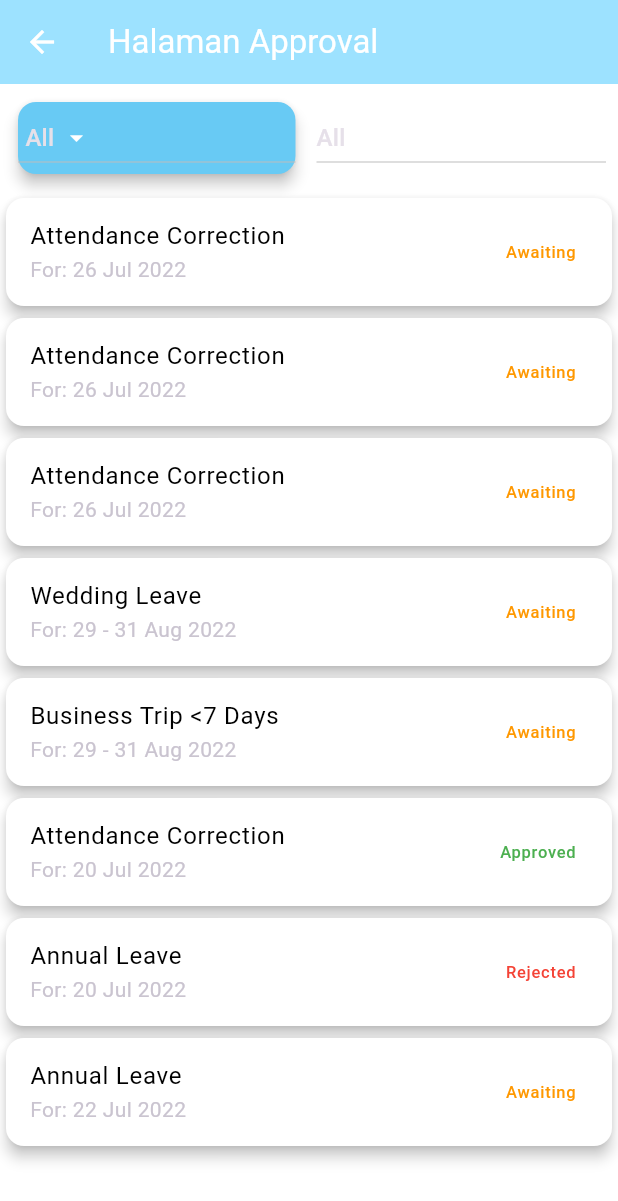
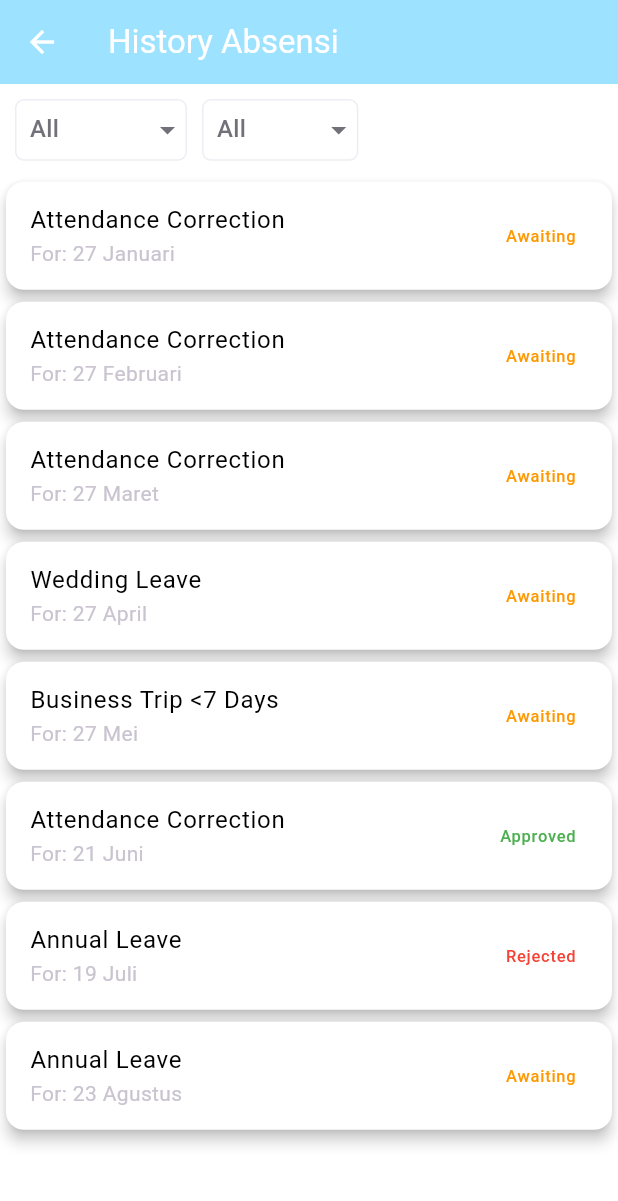
Before and after one commit to KingRovs771/AbsensiK-Mobile, a Flutter app: the screen it shows after launch, after a tap on "Approval", on a phone screen of 412 x 824 dp. Shown: the top 1201 px of the screen. Run offline on Flutter 3.47's test engine with Material 3 defaults, Android fonts, the phone set to English and light mode, and no system bars; our stand-ins replace flutter_bloc; missing offline and left inert: reactive_button.

Commit message:
DONE Page

```diff
--- a/lib/core/config/assets/app_images.dart
+++ b/lib/core/config/assets/app_images.dart
@@ -5,4 +5,5 @@ class AppImages {
   static const imageLogin = '${basePath}loginImage.png';
   static const profileImage = '${basePath}profile.png';
   static const profileKaryawan = '${basePath}foto_karyawan.jpg';
+  static const bgSplash = '${basePath}SplashBG.png';
 }
--- a/lib/presentation/approval/pages/approval_pages.dart
+++ b/lib/presentation/approval/pages/approval_pages.dart
@@ -12,116 +12,158 @@ class _ApprovalPagesState extends State<ApprovalPages> {
   List<Map<String, String>> request = [
     {
       'type': 'Attendance Correction',
-      'date': '27 Jul',
+      'date': '27 Januari',
       'status': 'Awaiting',
-      'for': '26 Jul 2022'
+      'Time': '26 Jul 2022'
     },
     {
       'type': 'Attendance Correction',
-      'date': '27 Jul',
+      'date': '27 Februari',
       'status': 'Awaiting',
-      'for': '26 Jul 2022'
+      'Time': '26 Jul 2022'
     },
     {
       'type': 'Attendance Correction',
-      'date': '27 Jul',
+      'date': '27 Maret',
       'status': 'Awaiting',
-      'for': '26 Jul 2022'
+      'Time': '26 Jul 2022'
     },
     {
       'type': 'Wedding Leave',
-      'date': '27 Jul',
+      'date': '27 April',
       'status': 'Awaiting',
-      'for': '29 - 31 Aug 2022'
+      'Time': ' 2022'
     },
     {
       'type': 'Business Trip <7 Days',
-      'date': '27 Jul',
+      'date': '27 Mei',
       'status': 'Awaiting',
-      'for': '29 - 31 Aug 2022'
+      'Time': '29 - 31 Aug 2022'
     },
     {
       'type': 'Attendance Correction',
-      'date': '21 Jul',
+      'date': '21 Juni',
       'status': 'Approved',
-      'for': '20 Jul 2022'
+      'Time': '20 Jul 2022'
     },
     {
       'type': 'Annual Leave',
-      'date': '19 Jul',
+      'date': '19 Juli',
       'status': 'Rejected',
-      'for': '20 Jul 2022'
+      'Time': '20 Jul 2022'
     },
     {
       'type': 'Annual Leave',
-      'date': '23 Jul',
+      'date': '23 Agustus',
       'status': 'Awaiting',
-      'for': '22 Jul 2022'
+      'Time': '22 Jul 2022'
     }
   ];
 
-  List<String> months = ['All', 'Jul', 'Aug'];
+  List<String> months = [
+    'All',
+    'Januari',
+    'Februari',
+    'Maret',
+    'April',
+    'Mei',
+    'Juni',
+    'Juli',
+    'Agustus',
+    'September',
+    'Oktober',
+    'November',
+    'Desember'
+  ];
   List<String> statuses = ['All', 'Awaiting', 'Approved', 'Rejected'];
 
   @override
   Widget build(BuildContext context) {
+    double WidthSize = MediaQuery.sizeOf(context).width;
+    double HeightSize = MediaQuery.sizeOf(context).height;
+
     return Scaffold(
       appBar: AppBar(
         foregroundColor: AppColors.fontColor,
         backgroundColor: AppColors.secondaryColor,
         title: Text(
-          'Halaman Approval ',
+          'History Absensi ',
           style: TextStyle(color: AppColors.fontColor),
         ),
       ),
       body: Column(
         children: [
+          Row(
+            children: [
               Container(
-            padding: EdgeInsets.all(8.0),
-            child: Row(
-              children: <Widget>[
-                Expanded(
-                    child: Card(
-                  color: AppColors.primaryColor,
-                  elevation: 4.0,
+                margin: EdgeInsets.only(left: 10, top: 10, bottom: 10),
+                padding: EdgeInsets.only(left: 9),
+                height: HeightSize * 0.05,
+                decoration: BoxDecoration(
+                  border: Border.all(color: AppColors.borderColor),
+                  borderRadius: BorderRadius.circular(6),
+                ),
                 child: DropdownButton<String>(
-                    alignment: Alignment.center,
-                    iconSize: 20,
-                    iconEnabledColor: AppColors.fontColor,
                   value: _selectedMonth,
-                    onChanged: (String? newValue) {
+                  dropdownColor: AppColors.fontColor,
+                  iconEnabledColor: AppColors.fontColorV,
+                  elevation: 8,
+                  underline: Container(
+                    height: 2,
+                    color: Colors.transparent,
+                  ),
+                  onChanged: (String? value) {
+                    // This is called when the user selects an item.
                     setState(() {
-                        _selectedMonth = newValue!;
+                      _selectedMonth = value!;
                     });
                   },
                   items: months.map<DropdownMenuItem<String>>((String value) {
                     return DropdownMenuItem<String>(
                       value: value,
-                        child: Text(value),
+                      child: Text(
+                        value,
+                        style: TextStyle(color: AppColors.fontColorV),
+                      ),
                     );
                   }).toList(),
                 ),
-                )),
-                SizedBox(width: 10),
-                Expanded(
+              ),
+              SizedBox(
+                width: 10,
+              ),
+              Container(
+                padding: EdgeInsets.only(left: 9),
+                height: HeightSize * 0.05,
+                decoration: BoxDecoration(
+                  border: Border.all(color: AppColors.borderColor),
+                  borderRadius: BorderRadius.circular(6),
+                ),
                 child: DropdownButton<String>(
                   value: _selectedStatus,
-                    onChanged: (String? newValue) {
+                  dropdownColor: AppColors.fontColor,
+                  iconEnabledColor: AppColors.fontColorV,
+                  elevation: 8,
+                  underline: Container(
+                    height: 2,
+                    color: Colors.transparent,
+                  ),
+                  onChanged: (String? value) {
+                    // This is called when the user selects an item.
                     setState(() {
-                        _selectedStatus = newValue!;
+                      _selectedStatus = value!;
                     });
                   },
-                    items:
-                        statuses.map<DropdownMenuItem<String>>((String value) {
+                  items: statuses.map<DropdownMenuItem<String>>((String value) {
                     return DropdownMenuItem<String>(
                       value: value,
-                        child: Text(value),
+                      child: Text(value,
+                          style: TextStyle(color: AppColors.fontColorV)),
                     );
                   }).toList(),
                 ),
               ),
             ],
-            ),
           ),
           Expanded(
             child: ListView.builder(
@@ -139,7 +181,7 @@ class _ApprovalPagesState extends State<ApprovalPages> {
                         request[index]['type']!,
                         style: TextStyle(color: AppColors.fontColorBlack),
                       ),
-                      subtitle: Text('For: ${request[index]['for']}'),
+                      subtitle: Text('For: ${request[index]['date']}'),
                       trailing: Text(
                         request[index]['status']!,
                         style: TextStyle(
--- a/lib/presentation/splash/pages/splash.dart
+++ b/lib/presentation/splash/pages/splash.dart
@@ -1,5 +1,6 @@
 import 'package:absensi_alma/common/helper/bottomNavigation/bottom_bar.dart';
 import 'package:absensi_alma/common/helper/navigation/app_navigation.dart';
+import 'package:absensi_alma/core/config/assets/app_images.dart';
 import 'package:absensi_alma/core/config/theme/app_colors.dart';
 import 'package:absensi_alma/presentation/auth/pages/signin.dart';
 import 'package:flutter/material.dart';
@@ -24,23 +25,33 @@ class SplashPage extends StatelessWidget {
             AppNavigator.pushReplacement(context, BottomBar());
           }
         },
-        child: Stack(
-          children: [
-            Container(
-              decoration: const BoxDecoration(color: AppColors.primaryColor),
+        child: LayoutBuilder(builder: (context, constraints) {
+          double screenWidth = constraints.maxWidth;
+          double screenHeight = constraints.maxHeight;
+          return Container(
+            decoration: BoxDecoration(
+              image: DecorationImage(
+                image: AssetImage(AppImages.bgSplash),
+                fit: BoxFit.cover,
+              ),
             ),
-            Container(
-              decoration: BoxDecoration(
-                  gradient: LinearGradient(
-                      begin: Alignment.center,
-                      end: Alignment.bottomCenter,
-                      colors: [
-                    const Color(0xff1A1B20).withOpacity(0),
-                    const Color(0xff1A1B20)
-                  ])),
-            )
-          ],
-        ),
+            child: Container(
+              child: Column(
+                mainAxisAlignment: MainAxisAlignment.center,
+                children: [
+                  Center(
+                    child: Column(
+                      children: [
+                        Image(image: AssetImage(AppImages.logoApp)),
+                        Text('asdasd'),
+                      ],
+                    ),
+                  )
+                ],
+              ),
+            ),
+          );
+        }),
       ),
     );
   }
```
Also changed, not shown: lib/presentation/notifications/pages/notif_page.dart (+92 -3 lines), assets/images/SplashBG.png (added), lib/main.dart (line endings or trailing spaces). Lines whose indentation alone changed are shown as unchanged.
